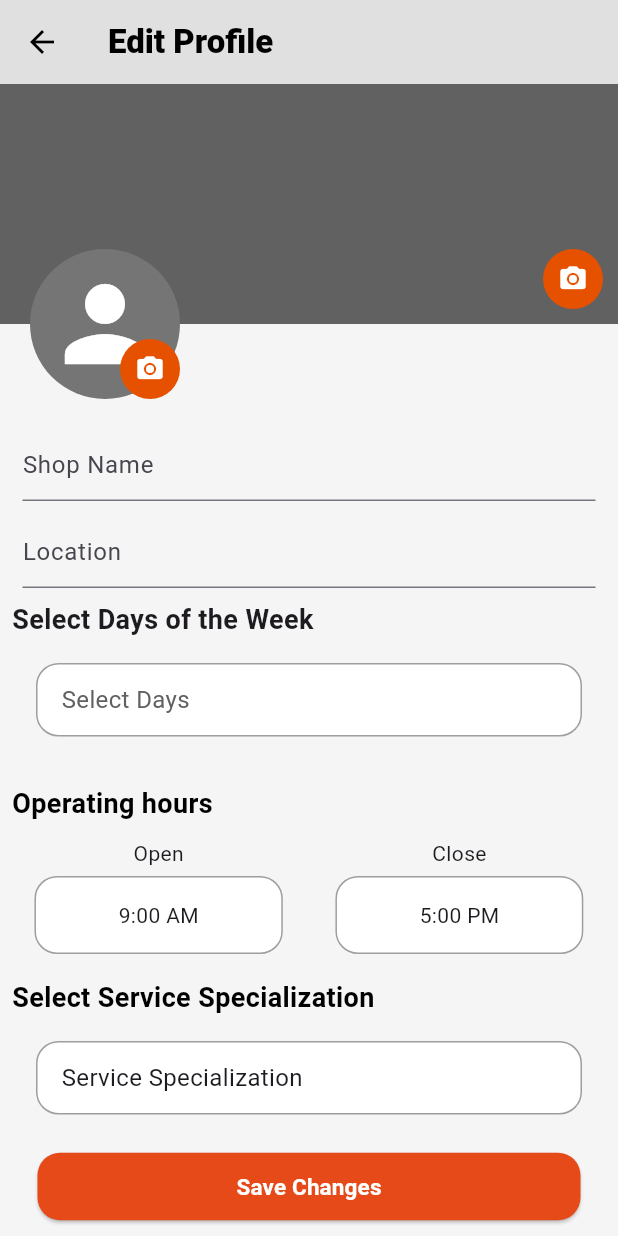
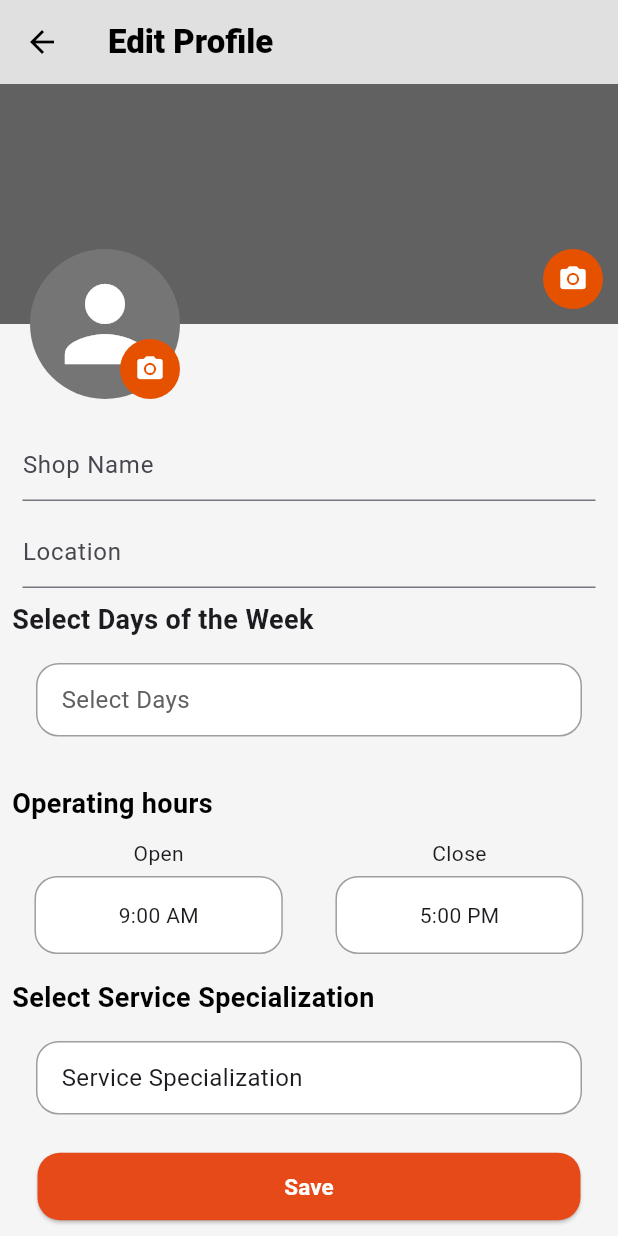
Before and after one commit to TechPyllars2024/AutoCareAutomotive, a Flutter app: the AutomotiveEditProfile screen opened directly, on a phone screen of 412 x 824 dp. Run offline on Flutter 3.47's test engine with Material 3 defaults, Android fonts, the phone set to English and light mode, and no system bars; our stand-ins replace carousel_slider, cloud_firestore, curved_navigation_bar, file_picker, firebase_auth, firebase_core and 8 more; missing offline and left inert: flutter_pannable_rating_bar, flutter_pdfview; accounts and stored records are empty.

Commit message:
update: edit profile button

```diff
--- a/lib/ProfileManagement/screens/automotive_edit_profile.dart
+++ b/lib/ProfileManagement/screens/automotive_edit_profile.dart
@@ -190,7 +190,7 @@ class _AutomotiveEditProfileState extends State<AutomotiveEditProfile> {
 
   Widget buildSaveButton() => WideButtons(
     onTap: _saveProfile,
-    text: 'Save Changes',
+    text: 'Save',
   );
 
   Widget buildTopSection(double top) {
```
